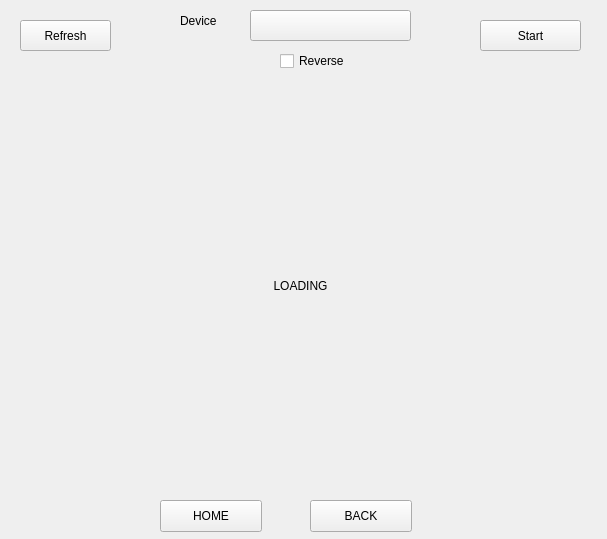
First picture: the form in untitled.ui, repository Kang0-1/ADBUtil, before the edit.
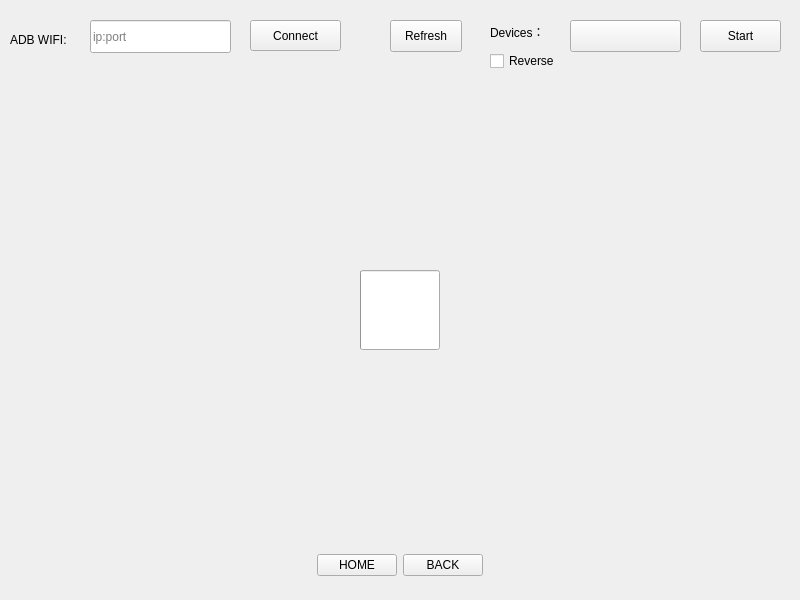
Second picture: the form after the edit. Custom widgets are drawn as their Qt base class.

What changed in the file:
```diff
--- a/untitled.ui
+++ b/untitled.ui
@@ -6,8 +6,8 @@
    <rect>
     <x>0</x>
     <y>0</y>
-    <width>607</width>
-    <height>539</height>
+    <width>800</width>
+    <height>600</height>
    </rect>
   </property>
   <property name="windowTitle">
@@ -18,8 +18,8 @@
     <rect>
      <x>0</x>
      <y>80</y>
-     <width>611</width>
-     <height>411</height>
+     <width>800</width>
+     <height>450</height>
     </rect>
    </property>
    <widget class="QLabel" name="label">
@@ -27,70 +27,83 @@
      <rect>
       <x>0</x>
       <y>0</y>
-      <width>601</width>
-      <height>411</height>
+      <width>800</width>
+      <height>450</height>
      </rect>
     </property>
     <property name="text">
-     <string>LOADING</string>
+     <string>Loading</string>
     </property>
     <property name="alignment">
      <set>Qt::AlignCenter</set>
     </property>
    </widget>
+   <widget class="IndeterminateProgressRing" name="progressRing">
+    <property name="geometry">
+     <rect>
+      <x>360</x>
+      <y>190</y>
+      <width>80</width>
+      <height>80</height>
+     </rect>
+    </property>
+   </widget>
   </widget>
   <widget class="CardWidget" name="CardWidget_2">
    <property name="geometry">
     <rect>
      <x>0</x>
      <y>0</y>
-     <width>611</width>
+     <width>801</width>
      <height>81</height>
     </rect>
    </property>
-   <widget class="ComboBox" name="combo_device">
+   <widget class="PrimaryPushButton" name="button_refresh">
+    <property name="enabled">
+     <bool>true</bool>
+    </property>
     <property name="geometry">
      <rect>
-      <x>250</x>
-      <y>10</y>
-      <width>161</width>
-      <height>31</height>
+      <x>390</x>
+      <y>20</y>
+      <width>72</width>
+      <height>32</height>
      </rect>
     </property>
+    <property name="text">
+     <string>Refresh</string>
+    </property>
    </widget>
    <widget class="BodyLabel" name="BodyLabel">
     <property name="geometry">
      <rect>
-      <x>180</x>
-      <y>10</y>
-      <width>61</width>
-      <height>21</height>
+      <x>490</x>
+      <y>20</y>
+      <width>71</width>
+      <height>24</height>
      </rect>
     </property>
     <property name="text">
-     <string>Device</string>
+     <string>Devices：</string>
     </property>
     <property name="pixelFontSize" stdset="0">
      <number>18</number>
     </property>
    </widget>
-   <widget class="PrimaryPushButton" name="button_start">
+   <widget class="ComboBox" name="combo_device">
     <property name="geometry">
      <rect>
-      <x>480</x>
+      <x>570</x>
       <y>20</y>
-      <width>101</width>
-      <height>31</height>
+      <width>111</width>
+      <height>32</height>
      </rect>
     </property>
-    <property name="text">
-     <string>Start</string>
-    </property>
    </widget>
    <widget class="CheckBox" name="flip">
     <property name="geometry">
      <rect>
-      <x>280</x>
+      <x>490</x>
       <y>50</y>
       <width>77</width>
       <height>22</height>
@@ -100,17 +113,75 @@
      <string>Reverse</string>
     </property>
    </widget>
-   <widget class="PrimaryPushButton" name="button_refresh">
+   <widget class="PrimaryPushButton" name="button_start">
     <property name="geometry">
      <rect>
-      <x>20</x>
+      <x>700</x>
+      <y>20</y>
+      <width>81</width>
+      <height>32</height>
+     </rect>
+    </property>
+    <property name="text">
+     <string>Start</string>
+    </property>
+   </widget>
+   <widget class="LineEdit" name="ipInput">
+    <property name="geometry">
+     <rect>
+      <x>90</x>
+      <y>20</y>
+      <width>141</width>
+      <height>33</height>
+     </rect>
+    </property>
+    <property name="inputMask">
+     <string/>
+    </property>
+    <property name="text">
+     <string/>
+    </property>
+    <property name="placeholderText">
+     <string>ip:port</string>
+    </property>
+   </widget>
+   <widget class="BodyLabel" name="BodyLabel_2">
+    <property name="geometry">
+     <rect>
+      <x>10</x>
+      <y>30</y>
+      <width>71</width>
+      <height>19</height>
+     </rect>
+    </property>
+    <property name="text">
+     <string>ADB WIFI:</string>
+    </property>
+    <property name="pixelFontSize" stdset="0">
+     <number>16</number>
+    </property>
+   </widget>
+   <widget class="PrimaryPushButton" name="button_connect">
+    <property name="geometry">
+     <rect>
+      <x>250</x>
       <y>20</y>
       <width>91</width>
       <height>31</height>
      </rect>
     </property>
     <property name="text">
-     <string>Refresh</string>
+     <string>Connect</string>
+    </property>
+   </widget>
+   <widget class="VerticalSeparator" name="VerticalSeparator">
+    <property name="geometry">
+     <rect>
+      <x>360</x>
+      <y>10</y>
+      <width>3</width>
+      <height>61</height>
+     </rect>
     </property>
    </widget>
   </widget>
@@ -118,37 +189,53 @@
    <property name="geometry">
     <rect>
      <x>0</x>
-     <y>490</y>
-     <width>611</width>
-     <height>51</height>
+     <y>530</y>
+     <width>800</width>
+     <height>70</height>
     </rect>
    </property>
-   <widget class="PushButton" name="button_home">
-    <property name="geometry">
-     <rect>
-      <x>160</x>
-      <y>10</y>
-      <width>102</width>
-      <height>32</height>
-     </rect>
-    </property>
-    <property name="text">
-     <string>HOME</string>
-    </property>
-   </widget>
-   <widget class="PushButton" name="button_back">
-    <property name="geometry">
-     <rect>
-      <x>310</x>
-      <y>10</y>
-      <width>102</width>
-      <height>32</height>
-     </rect>
-    </property>
-    <property name="text">
-     <string>BACK</string>
-    </property>
-   </widget>
+   <layout class="QHBoxLayout" name="horizontalLayout">
+    <item>
+     <spacer name="horizontalSpacer">
+      <property name="orientation">
+       <enum>Qt::Horizontal</enum>
+      </property>
+      <property name="sizeHint" stdset="0">
+       <size>
+        <width>40</width>
+        <height>20</height>
+       </size>
+      </property>
+     </spacer>
+    </item>
+    <item>
+     <widget class="PushButton" name="button_home">
+      <property name="text">
+       <string>HOME</string>
+      </property>
+     </widget>
+    </item>
+    <item>
+     <widget class="PushButton" name="button_back">
+      <property name="text">
+       <string>BACK</string>
+      </property>
+     </widget>
+    </item>
+    <item>
+     <spacer name="horizontalSpacer_2">
+      <property name="orientation">
+       <enum>Qt::Horizontal</enum>
+      </property>
+      <property name="sizeHint" stdset="0">
+       <size>
+        <width>40</width>
+        <height>20</height>
+       </size>
+      </property>
+     </spacer>
+    </item>
+   </layout>
   </widget>
  </widget>
  <customwidgets>
@@ -172,6 +259,11 @@
    <extends>PushButton</extends>
    <header>qfluentwidgets</header>
   </customwidget>
+  <customwidget>
+   <class>VerticalSeparator</class>
+   <extends>QWidget</extends>
+   <header>qfluentwidgets</header>
+  </customwidget>
   <customwidget>
    <class>CardWidget</class>
    <extends>QFrame</extends>
@@ -183,6 +275,16 @@
    <extends>QLabel</extends>
    <header>qfluentwidgets</header>
   </customwidget>
+  <customwidget>
+   <class>IndeterminateProgressRing</class>
+   <extends>QProgressBar</extends>
+   <header>qfluentwidgets</header>
+  </customwidget>
+  <customwidget>
+   <class>LineEdit</class>
+   <extends>QLineEdit</extends>
+   <header>qfluentwidgets</header>
+  </customwidget>
  </customwidgets>
  <resources/>
  <connections/>
```
